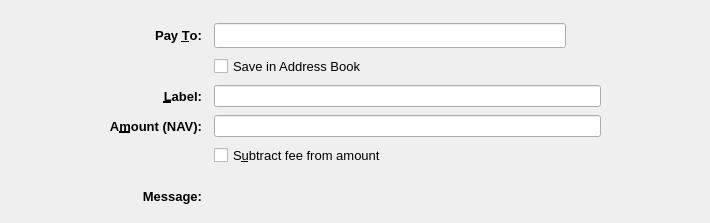
The window that src/qt/forms/sendcoinsentry.ui (navcoin/navcoin-core) describes before a commit, drawn with Qt 5.
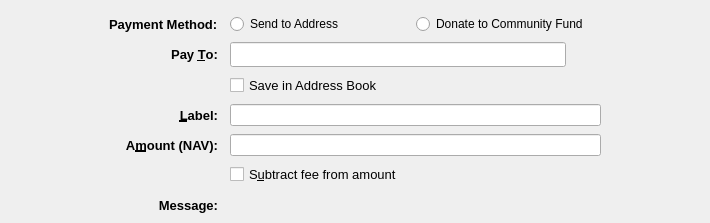
The same window after the commit. Icons and pictures are not drawn. Custom widgets are drawn as their Qt base class.

Commit message: working radio button

```diff
--- a/src/qt/forms/sendcoinsentry.ui
+++ b/src/qt/forms/sendcoinsentry.ui
@@ -42,23 +42,72 @@
     <property name="verticalSpacing">
      <number>8</number>
     </property>
-    <item row="1" column="0">
-     <spacer name="horizontalSpacer">
+    <item row="14" column="2">
+     <spacer name="verticalSpacer_2">
       <property name="orientation">
-       <enum>Qt::Horizontal</enum>
-      </property>
-      <property name="sizeType">
-       <enum>QSizePolicy::Maximum</enum>
+       <enum>Qt::Vertical</enum>
       </property>
       <property name="sizeHint" stdset="0">
        <size>
-        <width>100</width>
-        <height>20</height>
+        <width>20</width>
+        <height>40</height>
        </size>
       </property>
      </spacer>
     </item>
-    <item row="3" column="2">
+    <item row="4" column="1">
+     <widget class="QLabel" name="labellLabel">
+      <property name="font">
+       <font>
+        <pointsize>10</pointsize>
+        <weight>75</weight>
+        <bold>true</bold>
+       </font>
+      </property>
+      <property name="text">
+       <string>&amp;Label:</string>
+      </property>
+      <property name="alignment">
+       <set>Qt::AlignRight|Qt::AlignTrailing|Qt::AlignVCenter</set>
+      </property>
+      <property name="buddy">
+       <cstring>addAsLabel</cstring>
+      </property>
+     </widget>
+    </item>
+    <item row="7" column="2">
+     <layout class="QHBoxLayout" name="horizontalLayoutAmount" stretch="0">
+      <item>
+       <widget class="NavCoinAmountField" name="payAmount">
+        <property name="sizePolicy">
+         <sizepolicy hsizetype="Expanding" vsizetype="Expanding">
+          <horstretch>0</horstretch>
+          <verstretch>0</verstretch>
+         </sizepolicy>
+        </property>
+        <property name="styleSheet">
+         <string notr="true"/>
+        </property>
+       </widget>
+      </item>
+     </layout>
+    </item>
+    <item row="8" column="2">
+     <widget class="QCheckBox" name="checkboxSubtractFeeFromAmount">
+      <property name="font">
+       <font>
+        <pointsize>10</pointsize>
+       </font>
+      </property>
+      <property name="toolTip">
+       <string>The fee will be deducted from the amount being sent. The recipient will receive less navcoins than you enter in the amount field. If multiple recipients are selected, the fee is split equally.</string>
+      </property>
+      <property name="text">
+       <string>S&amp;ubtract fee from amount</string>
+      </property>
+     </widget>
+    </item>
+    <item row="4" column="2">
      <widget class="QLineEdit" name="addAsLabel">
       <property name="sizePolicy">
        <sizepolicy hsizetype="Expanding" vsizetype="Expanding">
@@ -74,6 +123,19 @@
       </property>
      </widget>
     </item>
+    <item row="11" column="2">
+     <spacer name="verticalSpacer_3">
+      <property name="orientation">
+       <enum>Qt::Vertical</enum>
+      </property>
+      <property name="sizeHint" stdset="0">
+       <size>
+        <width>20</width>
+        <height>40</height>
+       </size>
+      </property>
+     </spacer>
+    </item>
     <item row="0" column="2">
      <spacer name="verticalSpacer">
       <property name="orientation">
@@ -87,23 +149,19 @@
       </property>
      </spacer>
     </item>
-    <item row="1" column="3">
-     <spacer name="horizontalSpacer_2">
-      <property name="orientation">
-       <enum>Qt::Horizontal</enum>
+    <item row="3" column="2">
+     <widget class="QCheckBox" name="addressBookCheckBox">
+      <property name="font">
+       <font>
+        <pointsize>10</pointsize>
+       </font>
       </property>
-      <property name="sizeType">
-       <enum>QSizePolicy::Maximum</enum>
+      <property name="text">
+       <string>Save in Address Book</string>
       </property>
-      <property name="sizeHint" stdset="0">
-       <size>
-        <width>100</width>
-        <height>20</height>
-       </size>
-      </property>
-     </spacer>
+     </widget>
     </item>
-    <item row="12" column="2">
+    <item row="13" column="2">
      <widget class="QLabel" name="messageTextLabel">
       <property name="toolTip">
        <string>A message that was attached to the navcoin: URI which will be stored with the transaction for your reference. Note: This message will not be sent over the NavCoin network.</string>
@@ -116,7 +174,23 @@
       </property>
      </widget>
     </item>
-    <item row="1" column="1">
+    <item row="2" column="0">
+     <spacer name="horizontalSpacer">
+      <property name="orientation">
+       <enum>Qt::Horizontal</enum>
+      </property>
+      <property name="sizeType">
+       <enum>QSizePolicy::Maximum</enum>
+      </property>
+      <property name="sizeHint" stdset="0">
+       <size>
+        <width>100</width>
+        <height>20</height>
+       </size>
+      </property>
+     </spacer>
+    </item>
+    <item row="2" column="1">
      <widget class="QLabel" name="payToLabel">
       <property name="font">
        <font>
@@ -136,7 +210,43 @@
       </property>
      </widget>
     </item>
-    <item row="12" column="1">
+    <item row="2" column="3">
+     <spacer name="horizontalSpacer_2">
+      <property name="orientation">
+       <enum>Qt::Horizontal</enum>
+      </property>
+      <property name="sizeType">
+       <enum>QSizePolicy::Maximum</enum>
+      </property>
+      <property name="sizeHint" stdset="0">
+       <size>
+        <width>100</width>
+        <height>20</height>
+       </size>
+      </property>
+     </spacer>
+    </item>
+    <item row="7" column="1">
+     <widget class="QLabel" name="amountLabel">
+      <property name="font">
+       <font>
+        <pointsize>10</pointsize>
+        <weight>75</weight>
+        <bold>true</bold>
+       </font>
+      </property>
+      <property name="text">
+       <string>A&amp;mount (NAV):</string>
+      </property>
+      <property name="alignment">
+       <set>Qt::AlignRight|Qt::AlignTrailing|Qt::AlignVCenter</set>
+      </property>
+      <property name="buddy">
+       <cstring>payAmount</cstring>
+      </property>
+     </widget>
+    </item>
+    <item row="13" column="1">
      <widget class="QLabel" name="messageLabel">
       <property name="font">
        <font>
@@ -153,44 +263,7 @@
       </property>
      </widget>
     </item>
-    <item row="6" column="2">
-     <layout class="QHBoxLayout" name="horizontalLayoutAmount" stretch="0">
-      <item>
-       <widget class="NavCoinAmountField" name="payAmount">
-        <property name="sizePolicy">
-         <sizepolicy hsizetype="Expanding" vsizetype="Expanding">
-          <horstretch>0</horstretch>
-          <verstretch>0</verstretch>
-         </sizepolicy>
-        </property>
-        <property name="styleSheet">
-         <string notr="true"/>
-        </property>
-       </widget>
-      </item>
-     </layout>
-    </item>
-    <item row="3" column="1">
-     <widget class="QLabel" name="labellLabel">
-      <property name="font">
-       <font>
-        <pointsize>10</pointsize>
-        <weight>75</weight>
-        <bold>true</bold>
-       </font>
-      </property>
-      <property name="text">
-       <string>&amp;Label:</string>
-      </property>
-      <property name="alignment">
-       <set>Qt::AlignRight|Qt::AlignTrailing|Qt::AlignVCenter</set>
-      </property>
-      <property name="buddy">
-       <cstring>addAsLabel</cstring>
-      </property>
-     </widget>
-    </item>
-    <item row="1" column="2">
+    <item row="2" column="2">
      <layout class="QHBoxLayout" name="payToLayout">
       <property name="spacing">
        <number>0</number>
@@ -223,7 +296,7 @@
          <string/>
         </property>
         <property name="icon">
-         <iconset resource="../navcoin.qrc">
+         <iconset>
           <normaloff>:/icons/address-book</normaloff>:/icons/address-book</iconset>
         </property>
         <property name="iconSize">
@@ -255,33 +328,8 @@
       </item>
      </layout>
     </item>
-    <item row="10" column="2">
-     <spacer name="verticalSpacer_3">
-      <property name="orientation">
-       <enum>Qt::Vertical</enum>
-      </property>
-      <property name="sizeHint" stdset="0">
-       <size>
-        <width>20</width>
-        <height>40</height>
-       </size>
-      </property>
-     </spacer>
-    </item>
-    <item row="2" column="2">
-     <widget class="QCheckBox" name="addressBookCheckBox">
-      <property name="font">
-       <font>
-        <pointsize>10</pointsize>
-       </font>
-      </property>
-      <property name="text">
-       <string>Save in Address Book</string>
-      </property>
-     </widget>
-    </item>
-    <item row="6" column="1">
-     <widget class="QLabel" name="amountLabel">
+    <item row="1" column="1">
+     <widget class="QLabel" name="label">
       <property name="font">
        <font>
         <pointsize>10</pointsize>
@@ -290,43 +338,27 @@
        </font>
       </property>
       <property name="text">
-       <string>A&amp;mount (NAV):</string>
+       <string>Payment Method:</string>
       </property>
-      <property name="alignment">
-       <set>Qt::AlignRight|Qt::AlignTrailing|Qt::AlignVCenter</set>
-      </property>
-      <property name="buddy">
-       <cstring>payAmount</cstring>
-      </property>
      </widget>
     </item>
-    <item row="13" column="2">
-     <spacer name="verticalSpacer_2">
-      <property name="orientation">
-       <enum>Qt::Vertical</enum>
-      </property>
-      <property name="sizeHint" stdset="0">
-       <size>
-        <width>20</width>
-        <height>40</height>
-       </size>
-      </property>
-     </spacer>
-    </item>
-    <item row="7" column="2">
-     <widget class="QCheckBox" name="checkboxSubtractFeeFromAmount">
-      <property name="font">
-       <font>
-        <pointsize>10</pointsize>
-       </font>
-      </property>
-      <property name="toolTip">
-       <string>The fee will be deducted from the amount being sent. The recipient will receive less navcoins than you enter in the amount field. If multiple recipients are selected, the fee is split equally.</string>
-      </property>
-      <property name="text">
-       <string>S&amp;ubtract fee from amount</string>
-      </property>
-     </widget>
+    <item row="1" column="2">
+     <layout class="QHBoxLayout" name="horizontalLayout_2">
+      <item>
+       <widget class="QRadioButton" name="radioButtonSendAddress">
+        <property name="text">
+         <string>Send to Address</string>
+        </property>
+       </widget>
+      </item>
+      <item>
+       <widget class="QRadioButton" name="radioButtonDonateFund">
+        <property name="text">
+         <string>Donate to Community Fund</string>
+        </property>
+       </widget>
+      </item>
+     </layout>
     </item>
    </layout>
   </widget>
@@ -469,6 +501,15 @@
         </color>
        </brush>
       </colorrole>
+      <colorrole role="PlaceholderText">
+       <brush brushstyle="NoBrush">
+        <color alpha="128">
+         <red>0</red>
+         <green>0</green>
+         <blue>0</blue>
+        </color>
+       </brush>
+      </colorrole>
      </active>
      <inactive>
       <colorrole role="WindowText">
@@ -606,6 +647,15 @@
         </color>
        </brush>
       </colorrole>
+      <colorrole role="PlaceholderText">
+       <brush brushstyle="NoBrush">
+        <color alpha="128">
+         <red>0</red>
+         <green>0</green>
+         <blue>0</blue>
+        </color>
+       </brush>
+      </colorrole>
      </inactive>
      <disabled>
       <colorrole role="WindowText">
@@ -743,6 +793,15 @@
         </color>
        </brush>
       </colorrole>
+      <colorrole role="PlaceholderText">
+       <brush brushstyle="NoBrush">
+        <color alpha="128">
+         <red>0</red>
+         <green>0</green>
+         <blue>0</blue>
+        </color>
+       </brush>
+      </colorrole>
      </disabled>
     </palette>
    </property>
@@ -790,7 +849,7 @@
          <string/>
         </property>
         <property name="icon">
-         <iconset resource="../navcoin.qrc">
+         <iconset>
           <normaloff>:/icons/remove</normaloff>:/icons/remove</iconset>
         </property>
        </widget>
@@ -990,6 +1049,15 @@
         </color>
        </brush>
       </colorrole>
+      <colorrole role="PlaceholderText">
+       <brush brushstyle="NoBrush">
+        <color alpha="128">
+         <red>0</red>
+         <green>0</green>
+         <blue>0</blue>
+        </color>
+       </brush>
+      </colorrole>
      </active>
      <inactive>
       <colorrole role="WindowText">
@@ -1136,6 +1204,15 @@
         </color>
        </brush>
       </colorrole>
+      <colorrole role="PlaceholderText">
+       <brush brushstyle="NoBrush">
+        <color alpha="128">
+         <red>0</red>
+         <green>0</green>
+         <blue>0</blue>
+        </color>
+       </brush>
+      </colorrole>
      </inactive>
      <disabled>
       <colorrole role="WindowText">
@@ -1282,6 +1359,15 @@
         </color>
        </brush>
       </colorrole>
+      <colorrole role="PlaceholderText">
+       <brush brushstyle="NoBrush">
+        <color alpha="128">
+         <red>0</red>
+         <green>0</green>
+         <blue>0</blue>
+        </color>
+       </brush>
+      </colorrole>
      </disabled>
     </palette>
    </property>
@@ -1335,7 +1421,7 @@
          <string/>
         </property>
         <property name="icon">
-         <iconset resource="../navcoin.qrc">
+         <iconset>
           <normaloff>:/icons/remove</normaloff>:/icons/remove</iconset>
         </property>
        </widget>
```
Left out of the diff: 4 changed lines with no effect on the pictures. The commit also changes 4 other files.
